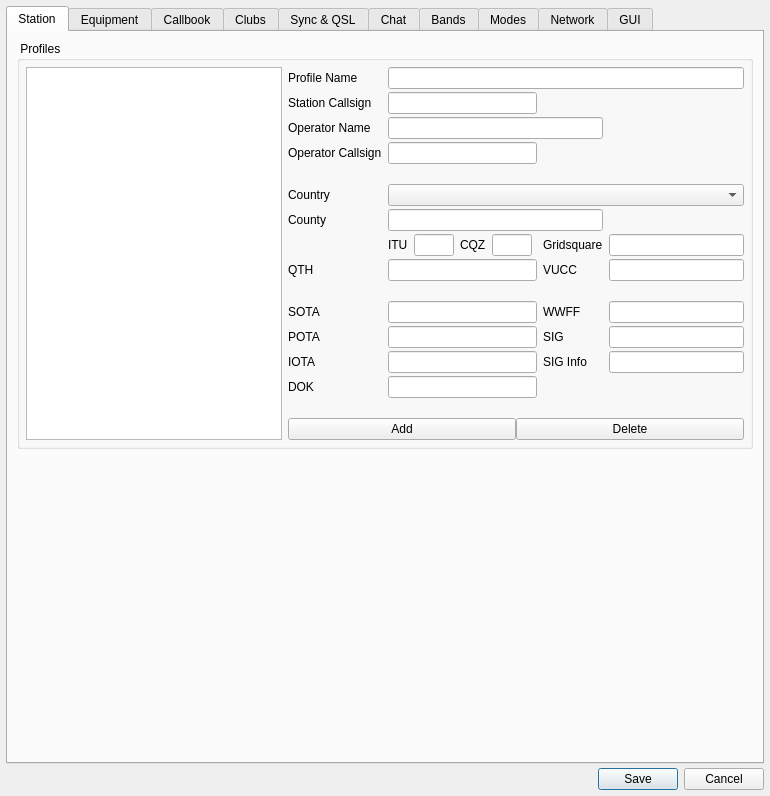
Above: ui/SettingsDialog.ui from foldynl/QLog before the change. Below: the same form after it.
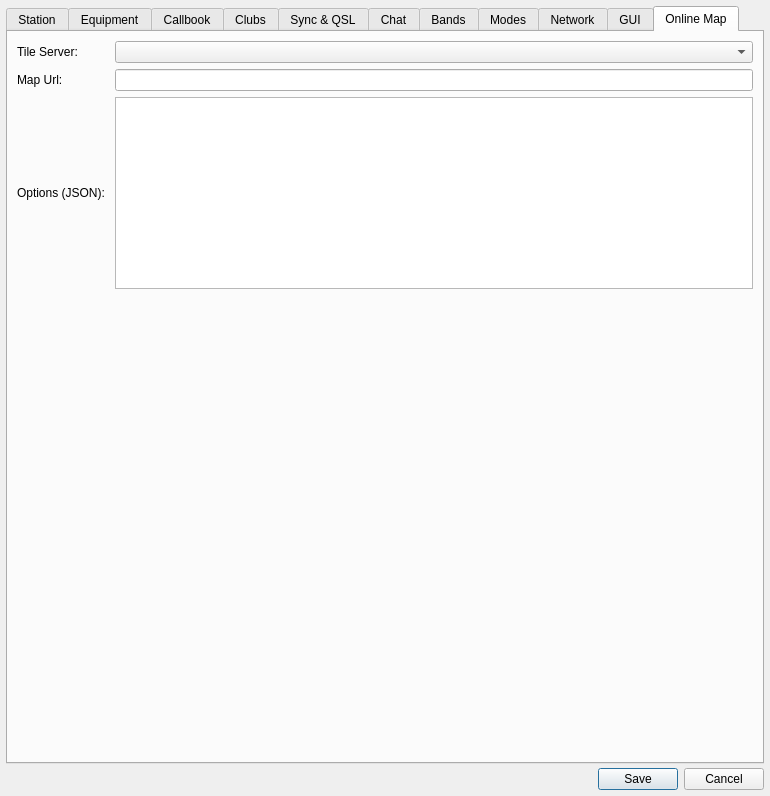
That is the form after the change. The open tabs and pages were chosen to show the change. Icons and pictures are not drawn. Custom widgets are drawn as their Qt base class.

Commit message:
Support customizing the tile server for online map
In some countries with Internet censorship, the default OpenStreetMap tile
server may not be accessible. This commit adds an option to choose the preferred
tile server from a predefined list or customize them as needed.

By default, the online map retains the old behaviour which defaults to the user's
system language and it also provides an option to choose the langugage for OSM.

Diff of the .ui file:
```diff
--- a/ui/SettingsDialog.ui
+++ b/ui/SettingsDialog.ui
@@ -4564,6 +4564,106 @@
        </item>
       </layout>
      </widget>
+     <widget class="QWidget" name="onlineMapTab">
+      <attribute name="title">
+       <string>Online Map</string>
+      </attribute>
+      <layout class="QVBoxLayout" name="verticalLayout_20">
+       <item>
+        <layout class="QGridLayout" name="gridLayout">
+         <item row="1" column="1">
+          <widget class="QLineEdit" name="tileMapUrlLineEdit">
+           <property name="font">
+            <font>
+             <family>Monospace</family>
+            </font>
+           </property>
+          </widget>
+         </item>
+         <item row="2" column="1">
+          <widget class="QPlainTextEdit" name="tileOptionsTextEdit">
+           <property name="sizePolicy">
+            <sizepolicy hsizetype="Expanding" vsizetype="Minimum">
+             <horstretch>0</horstretch>
+             <verstretch>0</verstretch>
+            </sizepolicy>
+           </property>
+           <property name="font">
+            <font>
+             <family>Monospace</family>
+            </font>
+           </property>
+           <property name="readOnly">
+            <bool>true</bool>
+           </property>
+          </widget>
+         </item>
+         <item row="2" column="0">
+          <widget class="QLabel" name="label_6">
+           <property name="sizePolicy">
+            <sizepolicy hsizetype="Preferred" vsizetype="Minimum">
+             <horstretch>0</horstretch>
+             <verstretch>0</verstretch>
+            </sizepolicy>
+           </property>
+           <property name="text">
+            <string>Options (JSON): </string>
+           </property>
+          </widget>
+         </item>
+         <item row="0" column="1">
+          <widget class="QComboBox" name="tileServerComboBox">
+           <property name="sizePolicy">
+            <sizepolicy hsizetype="Expanding" vsizetype="Fixed">
+             <horstretch>0</horstretch>
+             <verstretch>0</verstretch>
+            </sizepolicy>
+           </property>
+          </widget>
+         </item>
+         <item row="0" column="0">
+          <widget class="QLabel" name="label_4">
+           <property name="sizePolicy">
+            <sizepolicy hsizetype="Preferred" vsizetype="Minimum">
+             <horstretch>0</horstretch>
+             <verstretch>0</verstretch>
+            </sizepolicy>
+           </property>
+           <property name="text">
+            <string>Tile Server: </string>
+           </property>
+          </widget>
+         </item>
+         <item row="1" column="0">
+          <widget class="QLabel" name="label_9">
+           <property name="sizePolicy">
+            <sizepolicy hsizetype="Preferred" vsizetype="Minimum">
+             <horstretch>0</horstretch>
+             <verstretch>0</verstretch>
+            </sizepolicy>
+           </property>
+           <property name="text">
+            <string>Map Url:</string>
+           </property>
+          </widget>
+         </item>
+        </layout>
+       </item>
+       <item>
+        <spacer name="verticalSpacer_25">
+         <property name="orientation">
+          <enum>Qt::Orientation::Vertical</enum>
+         </property>
+         <property name="sizeHint" stdset="0">
+          <size>
+           <width>20</width>
+           <height>40</height>
+          </size>
+         </property>
+        </spacer>
+       </item>
+      </layout>
+     </widget>
     </widget>
    </item>
   </layout>
```
The commit also changes 5 other files.
